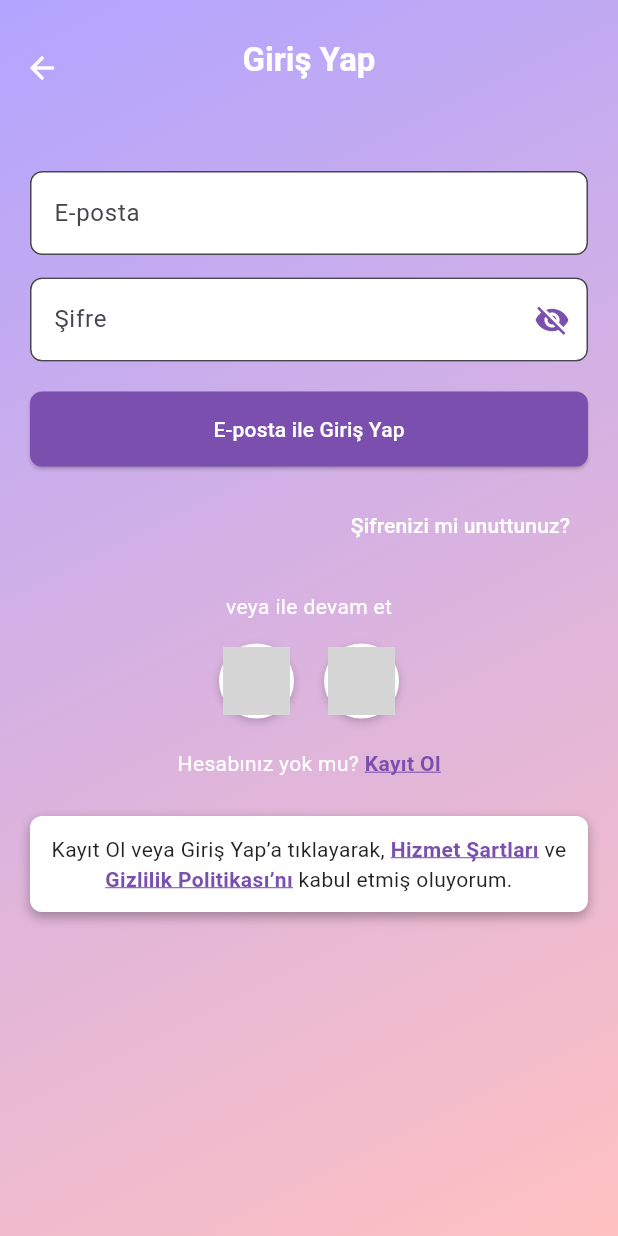
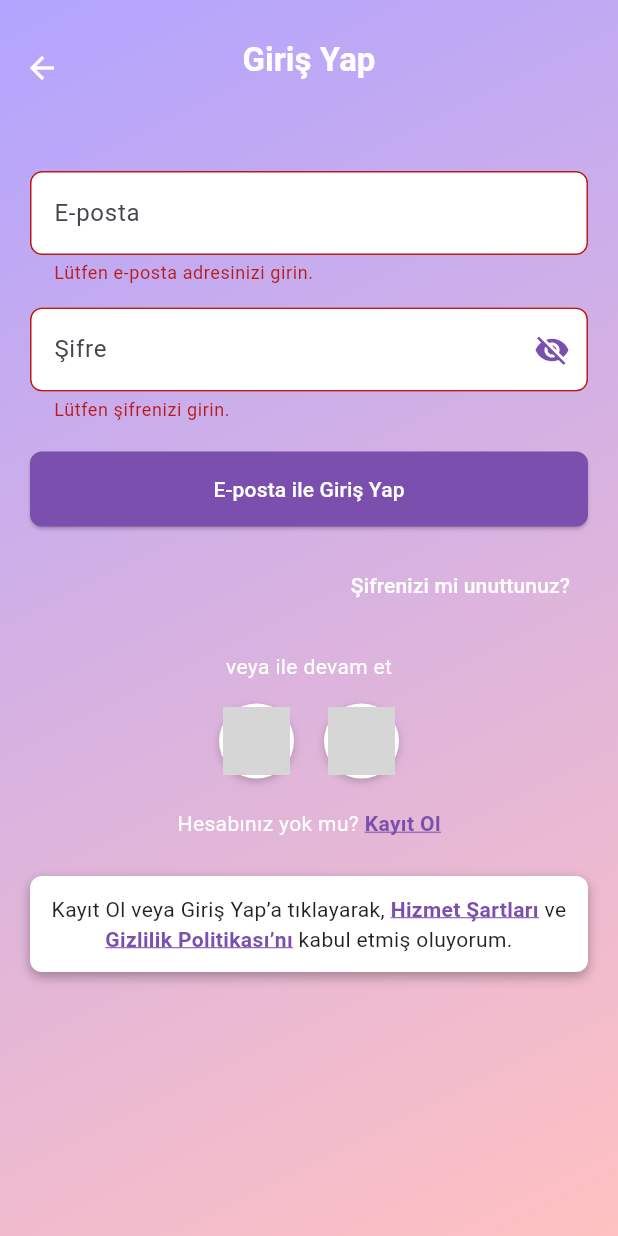
Before and after one commit to iremsuerdemir/Zoozy, a Flutter app: the OwnerLoginPage screen opened directly, after a tap on "E-posta ile Giriş Yap", on a phone screen of 412 x 824 dp. Run offline on Flutter 3.47's test engine with Material 3 defaults, Android fonts, the phone set to English and light mode, and no system bars; network calls fail; grey boxes are pictures that could not be loaded.

Commit message:
Forgot Password Ekranı eklendi.

```diff
--- a/lib/screens/owner_Login_Page.dart
+++ b/lib/screens/owner_Login_Page.dart
@@ -1,4 +1,5 @@
 import 'package:flutter/material.dart';
+import 'package:zoozy/screens/forgot_password.dart';
 
 class OwnerLoginPage extends StatefulWidget {
   const OwnerLoginPage({super.key});
@@ -8,37 +9,46 @@ class OwnerLoginPage extends StatefulWidget {
 }
 
 class _OwnerLoginPageState extends State<OwnerLoginPage> {
+  final _formKey = GlobalKey<FormState>();
   final TextEditingController _emailController = TextEditingController();
   final TextEditingController _passwordController = TextEditingController();
   bool _obscurePassword = true;
 
+  void _login() {
+    if (_formKey.currentState!.validate()) {
+      String email = _emailController.text.trim();
+
+      // Başarılı giriş için örnek
+      ScaffoldMessenger.of(context).showSnackBar(
+        SnackBar(
+          content: Text("Giriş başarılı! Sayfaya yönlendiriliyorsunuz"),
+          backgroundColor: Colors.green,
+        ),
+      );
+    }
+  }
+
   @override
   Widget build(BuildContext context) {
-    // 1. Ekran boyutunu alıyoruz.
     final double screenHeight = MediaQuery.of(context).size.height;
 
     return Scaffold(
-      // AppBar'ın arkasındaki gövdenin uzamasını sağlıyoruz.
       extendBodyBehindAppBar: true,
-
       appBar: AppBar(
-        backgroundColor: Colors.transparent, // ✅ Şeffaf AppBar
+        backgroundColor: Colors.transparent,
         elevation: 0,
-
         centerTitle: true,
-
-        title: Padding(
+        title: const Padding(
           padding: EdgeInsets.only(top: 25.0),
-          child: const Text(
+          child: Text(
             "Giriş Yap",
             style: TextStyle(
-              color: Colors.white, // ✅ Gradient arkaplana uygun
+              color: Colors.white,
               fontSize: 22,
               fontWeight: FontWeight.bold,
             ),
           ),
         ),
-
         leading: Padding(
           padding: const EdgeInsets.only(top: 25.0),
           child: IconButton(
@@ -47,37 +57,33 @@ class _OwnerLoginPageState extends State<OwnerLoginPage> {
           ),
         ),
       ),
-
       body: Container(
         height: screenHeight,
         decoration: const BoxDecoration(
           gradient: LinearGradient(
-            // Ekran görüntüsündeki gibi mor ve pembeye yakın tonlar
             colors: [Color(0xFFB2A4FF), Color(0xFFFFC1C1)],
             begin: Alignment.topLeft,
             end: Alignment.bottomRight,
           ),
         ),
-
         child: SingleChildScrollView(
-          // Ekranın en üstündeki AppBar altından ve en alttaki çubuktan (eğer varsa)
-          // korunmak için padding ekliyoruz.
           padding: EdgeInsets.fromLTRB(
             20,
             MediaQuery.of(context).padding.top +
                 AppBar().preferredSize.height +
-                28, // Top padding: status bar + appbar
+                28,
             20,
-            MediaQuery.of(context).padding.bottom +
-                20, // Bottom padding: bottom safe area + extra space
+            MediaQuery.of(context).padding.bottom + 20,
           ),
+          child: Form(
+            key: _formKey,
             child: Column(
               crossAxisAlignment: CrossAxisAlignment.start,
               children: [
                 const SizedBox(height: 30),
 
-              // Email TextField
-              TextField(
+                // Email
+                TextFormField(
                   controller: _emailController,
                   decoration: InputDecoration(
                     hintText: "E-posta",
@@ -87,11 +93,22 @@ class _OwnerLoginPageState extends State<OwnerLoginPage> {
                       borderRadius: BorderRadius.circular(8),
                     ),
                   ),
+                  validator: (value) {
+                    if (value == null || value.trim().isEmpty) {
+                      return 'Lütfen e-posta adresinizi girin.';
+                    }
+                    if (!RegExp(
+                      r'^[\w-.]+@([\w-]+\.)+[\w]{2,4}$',
+                    ).hasMatch(value)) {
+                      return 'Geçerli bir e-posta adresi girin.';
+                    }
+                    return null;
+                  },
                 ),
                 const SizedBox(height: 15),
 
-              // Password TextField
-              TextField(
+                // Password
+                TextFormField(
                   controller: _passwordController,
                   obscureText: _obscurePassword,
                   decoration: InputDecoration(
@@ -106,7 +123,7 @@ class _OwnerLoginPageState extends State<OwnerLoginPage> {
                         _obscurePassword
                             ? Icons.visibility_off
                             : Icons.visibility,
-                      color: const Color(0xFF7A4FAD), // Göz simgesi rengi
+                        color: const Color(0xFF7A4FAD),
                       ),
                       onPressed: () {
                         setState(() {
@@ -115,6 +132,15 @@ class _OwnerLoginPageState extends State<OwnerLoginPage> {
                       },
                     ),
                   ),
+                  validator: (value) {
+                    if (value == null || value.trim().isEmpty) {
+                      return 'Lütfen şifrenizi girin.';
+                    }
+                    if (value.trim().length < 6) {
+                      return 'Şifre en az 6 karakter olmalıdır.';
+                    }
+                    return null;
+                  },
                 ),
                 const SizedBox(height: 20),
 
@@ -129,7 +155,7 @@ class _OwnerLoginPageState extends State<OwnerLoginPage> {
                         borderRadius: BorderRadius.circular(8),
                       ),
                     ),
-                  onPressed: () {},
+                    onPressed: _login,
                     child: const Text(
                       "E-posta ile Giriş Yap",
                       style: TextStyle(color: Colors.white),
@@ -143,24 +169,29 @@ class _OwnerLoginPageState extends State<OwnerLoginPage> {
                 Align(
                   alignment: Alignment.centerRight,
                   child: TextButton(
-                  onPressed: () {},
-                  child: Text(
+                    onPressed: () {
+                      Navigator.push(
+                        context,
+                        MaterialPageRoute(
+                          builder: (context) => const ForgotPassword(),
+                        ),
+                      );
+                    },
+                    child: const Text(
                       "Şifrenizi mi unuttunuz?",
                       style: TextStyle(
                         color: Colors.white,
-
-                      fontWeight: FontWeight.w500, // Daha az kalın
+                        fontWeight: FontWeight.w500,
                       ),
                     ),
                   ),
                 ),
 
                 const SizedBox(height: 20),
-
                 const Center(
                   child: Text(
                     "veya ile devam et",
-                  style: TextStyle(color: Colors.white), // Daha yumuşak beyaz
+                    style: TextStyle(color: Colors.white),
                   ),
                 ),
                 const SizedBox(height: 15),
@@ -169,11 +200,8 @@ class _OwnerLoginPageState extends State<OwnerLoginPage> {
                 Row(
                   mainAxisAlignment: MainAxisAlignment.center,
                   children: [
-                  // Facebook Button
                     InkWell(
-                    onTap: () {
-                      // Facebook login logic
-                    },
+                      onTap: () {},
                       child: Container(
                         width: 50,
                         height: 50,
@@ -199,11 +227,8 @@ class _OwnerLoginPageState extends State<OwnerLoginPage> {
                       ),
                     ),
                     const SizedBox(width: 20),
-                  // Google Button
                     InkWell(
-                    onTap: () {
-                      // Google login logic
-                    },
+                      onTap: () {},
                       child: Container(
                         width: 50,
                         height: 50,
@@ -241,14 +266,16 @@ class _OwnerLoginPageState extends State<OwnerLoginPage> {
                       style: TextStyle(color: Colors.white),
                     ),
                     GestureDetector(
-                    onTap: () {},
+                      onTap: () {
+                        // Kayıt sayfasına yönlendirme
+                      },
                       child: const Text(
                         "Kayıt Ol",
                         style: TextStyle(
-                        color: const Color(0xFF7A4FAD),
+                          color: Color(0xFF7A4FAD),
                           fontWeight: FontWeight.bold,
                           decoration: TextDecoration.underline,
-                        decorationColor: const Color(0xFF7A4FAD),
+                          decorationColor: Color(0xFF7A4FAD),
                         ),
                       ),
                     ),
@@ -257,11 +284,9 @@ class _OwnerLoginPageState extends State<OwnerLoginPage> {
 
                 const SizedBox(height: 25),
 
-              // Terms & Privacy
                 Container(
-                width: double.infinity, // Ekranı tam kaplaması için
+                  width: double.infinity,
                   padding: const EdgeInsets.all(12),
-                // margin: const EdgeInsets.only(top: 10, bottom: 20),
                   decoration: BoxDecoration(
                     color: Colors.white,
                     borderRadius: BorderRadius.circular(8),
@@ -281,38 +306,30 @@ class _OwnerLoginPageState extends State<OwnerLoginPage> {
                         TextSpan(
                           text: "Hizmet Şartları",
                           style: TextStyle(
-                          color: Color(0xFF7A4FAD), // Mor ton
+                            color: Color(0xFF7A4FAD),
                             fontWeight: FontWeight.bold,
                             decoration: TextDecoration.underline,
                             decorationColor: Color(0xFF7A4FAD),
                           ),
                         ),
-                      TextSpan(
-                        text: " ve ",
-                        style: TextStyle(color: Colors.black87),
-                      ),
+                        TextSpan(text: " ve "),
                         TextSpan(
                           text: "Gizlilik Politikası’nı",
                           style: TextStyle(
-                          color: Color(0xFF7A4FAD), // Mor ton
+                            color: Color(0xFF7A4FAD),
                             fontWeight: FontWeight.bold,
                             decoration: TextDecoration.underline,
                             decorationColor: Color(0xFF7A4FAD),
                           ),
                         ),
-                      TextSpan(
-                        text: " kabul etmiş oluyorum.",
-                        style: TextStyle(color: Colors.black87),
-                      ),
+                        TextSpan(text: " kabul etmiş oluyorum."),
                       ],
                     ),
                     textAlign: TextAlign.center,
                   ),
                 ),
-
-              // Alttaki beyaz boşluğu önlemek için gerekli olabilir
-              // const SizedBox(height: 10),
               ],
+            ),
           ),
         ),
       ),
--- a/pubspec.yaml
+++ b/pubspec.yaml
@@ -28,3 +28,4 @@ flutter:
     - assets/images/login_2.png
     - assets/images/login_3.png
     - assets/images/login_4.png
+    - assets/images/forgot_password.png
```
Also changed, not shown: lib/screens/forgot_password.dart (added, +238 -0 lines), lib/screens/login.dart (+5 -4 lines), assets/images/forgot_password.png (added). Lines whose indentation alone changed are shown as unchanged.
